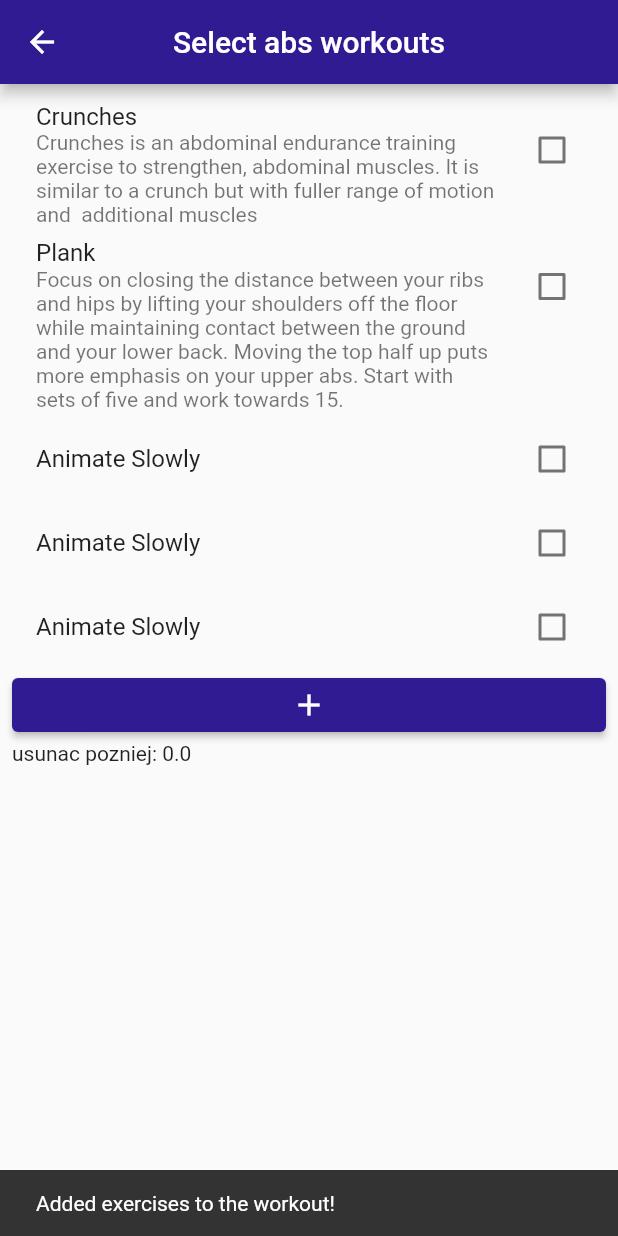
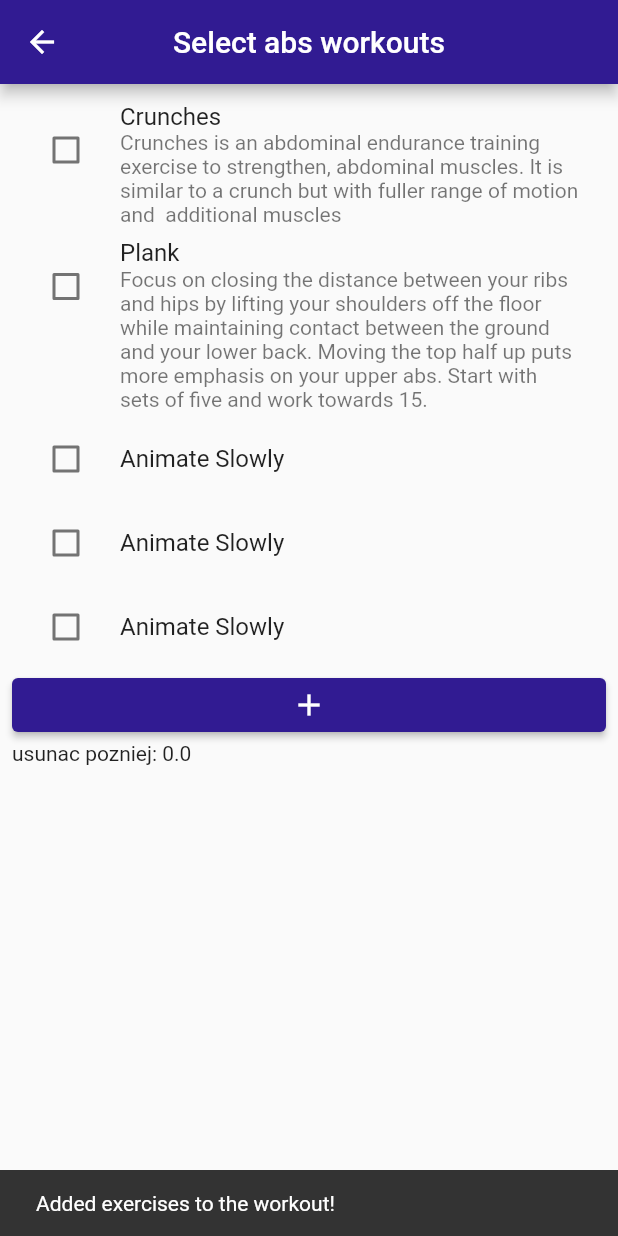
Before and after one commit to dolienn/body_optimizer, a Flutter app: the WorkoutCreatorExercisesAbs screen opened directly, after a tap on the "add" icon, on a phone screen of 412 x 824 dp. Run offline on Flutter 3.47's test engine with Material 2 defaults, Android fonts, the phone set to English and light mode, and no system bars; our stand-ins replace google_fonts.

Commit message:
Updatey dla Pani, poprawy kodu (min. zmiennych) oraz zmiany w komentarzach

```diff
--- a/lib/screens/workoutcreator.dart
+++ b/lib/screens/workoutcreator.dart
@@ -4,9 +4,7 @@ możliwość dodawania ćwiczeń
 usuwanie ćwiczeń
 wybieranie cwiczen i wstawiania
 
-trudne to bardzo :(
-
-yooooooooo przyda sieee
+przydatne linki itp
 https://medium.com/aubergine-solutions/4-types-of-listview-in-flutter-you-should-know-30cf9e7f1739
 void _updateMyItems(int oldIndex, int newIndex) {
   if (newIndex > oldIndex) {
@@ -70,13 +68,13 @@ class LinkedLabelCheckbox extends StatelessWidget {
 }
 
 class WorkoutCreator extends StatefulWidget {
-  WorkoutCreator({Key? key}) : super(key: key);
+  WorkoutCreator({Key? key}) : super(key: key); //nie dawać const teraz bo później chyba popsuje
 
   @override
   State<WorkoutCreator> createState() => _WorkoutCreatorState();
 }
 class _WorkoutCreatorState extends State<WorkoutCreator>{
-  static double Exercises = 0;
+  static double exercises = 0;
   final _formKey = GlobalKey<FormState>();
 
   void _showAlertDialog(BuildContext context) {
@@ -131,29 +129,30 @@ class _WorkoutCreatorState extends State<WorkoutCreator>{
         ]),
 
         body: Center(
+          child: Padding(
+              padding: EdgeInsets.fromLTRB(10, 0, 10, 0), //chyba bezpieczniej bez const
               child: ListView(
           children: <Widget>[
-            Text('$Exercises'),
+            //Text('$Exercises'),
             Form(
                key: _formKey,
                child: Column(
                  children: [
                    TextFormField(
-                     //jakoś text w tym wyśrodkować
+                     textAlign: TextAlign.center,
                      decoration: const InputDecoration(
                      //icon: Icon(Icons.person),
                      hintText: 'Custom workout name'
                    ),
                      onSaved: (String? value) {
                        // This optional block of code can be used to run
-                       // code when the user saves the form.
+                       // code when the user saves the form.@
                      },
                      //tutaj dać, że nazwa workoutu nie może być pusta (oraz może, że nie może być dłuższa niż x znaków
                      validator: (String? value) {
                        return (value != null && value.contains('@')) ? 'Workout name must not be empty!' : null;
                      },
                    ),
-                   //ten przycisk dać na sam dół do zapisywania wszystkiego na tej stronie
 
 
                   ],
@@ -165,9 +164,7 @@ class _WorkoutCreatorState extends State<WorkoutCreator>{
               children: <Widget>[
                 //tutaj będą dodawane ćwiczenia od klienta
                 //dać jakieś id aby móc dodawać tutaj container list tile?
-                Container(
-                  color: Colors.black12,
-                  child: Stack(
+                Stack(
                   children: const <Widget>[
                     ListTile(
                       leading: Icon(Icons.recycling), //znalesc kosz
@@ -176,11 +173,8 @@ class _WorkoutCreatorState extends State<WorkoutCreator>{
                     ),
                   ],
                 ),
-                ),
-                //cały container jako ćwiczenie
-                Container(
-                  color: Colors.black12,
-                  child: Stack(
+                //cały stack jako ćwiczenie
+                Stack(
                   children: const <Widget>[
                     ListTile(
                       leading: Icon(Icons.recycling), //znalesc kosz
@@ -189,25 +183,40 @@ class _WorkoutCreatorState extends State<WorkoutCreator>{
                     ),
                   ],
                 ),
-                ),
               ],
               //jakiś button do dodawania do listy jeśli nie chcę w appbarze
 
             ),
+              //tutaj znajduję się przycisk "Add exercise" jaki był w designie, uważam, że w app bardze przycisk + jest dobrą alternatywą
+              //ale zawsze można dać tutaj jakoś padding i mieć przycisk jak w designie :)
+              /*Row(
+                  children: <Widget>[
+              ElevatedButton(
+                  onPressed: (){},
+                  child: Text('Add exercise', style: TextStyle(color: Colors.white)),
+                  style: ButtonStyle(
+                    backgroundColor: MaterialStatePropertyAll<Color>(Colors.deepPurple.shade900),
+                  ),
+              ),
+                  ]
+              ),*/
+              //jakoś trzeba przesunąć ten row ale jest w list view
               Row(
+                //crossAxisAlignment: CrossAxisAlignment.,
+                  mainAxisAlignment: MainAxisAlignment.spaceEvenly,
                 children: <Widget>[
                   //ten przycisk dać obok zamiast pod
                   //haha nie no może iPhone przycisk nie ale haha śmieszne bo na andrioidzie
-                  SizedBox(
-                    width: 200,
+                  Expanded(
+                    //width: 185,
                   child: OutlinedButton(
                       onPressed: () => _showAlertDialog(context),
                       child: const Text('Cancel', style: TextStyle(color: Colors.deepPurple),
                       )
                   ),
                   ),
-                  SizedBox(
-                    width: 200,
+                  Expanded(
+                    //width: 185,
                   child: ElevatedButton(
                     style: ButtonStyle(
                       backgroundColor: MaterialStatePropertyAll<Color>(Colors.deepPurple.shade900),
@@ -230,6 +239,7 @@ class _WorkoutCreatorState extends State<WorkoutCreator>{
           )
           )
         )
+      )
     );
   }
 }
@@ -246,9 +256,7 @@ class WorkoutCreatorChooseCategory extends StatelessWidget {
           child: ListView(
             padding: const EdgeInsets.all(8),
             children: <Widget>[
-              Container(
-                child: Text('tutaj była by zmodyfikowana strona dominika'),
-              ),
+              const Text('tutaj była by zmodyfikowana strona dominika'),
               SizedBox(
                 child: TextButton(
                   style: TextButton.styleFrom(
@@ -291,30 +299,31 @@ class WorkoutCreatorChooseCategory extends StatelessWidget {
 }
 
 class WorkoutCreatorExercisesAbs extends StatefulWidget {
-  WorkoutCreatorExercisesAbs({super.key});
+  WorkoutCreatorExercisesAbs({super.key}); //bezpieczniej bez const
 
   @override
   State<WorkoutCreatorExercisesAbs> createState() => _WorkoutCreatorExercisesAbsState();
 }
 class _WorkoutCreatorExercisesAbsState extends State<WorkoutCreatorExercisesAbs>{
   //sprawdzanie czy checkboxy są zaznaczone
-  bool AbsTriggerOne = false;
-  bool AbsTriggerTwo = false;
-  bool AbsTriggerThree = false;
-  bool AbsTriggerFour = false;
-  bool AbsTriggerFive = false;
+  bool absTriggerOne = false;
+  bool absTriggerTwo = false;
+  bool absTriggerThree = false;
+  bool absTriggerFour = false;
+  bool absTriggerFive = false;
   //Nazwy ćwiczeń jako zmienne aby koledzy mogli wykożystywać je w innych częściach programu (pewnie trzeba będzię gdzieś indziej dać te zmienna)
   //może zrobić jakiś plik lub klasę ExerciseData? może w app data
-  String AbsTitleOne = "Crunches";
-  String AbsTitleTwo = "Plank";
-  String AbsTitleThree = "Crunches";
-  String AbsTitleFour = "Crunches";
-  String AbsTitleFive = "Crunches";
+  String absTitleOne = "Crunches";
+  String absTitleTwo = "Plank";
+  String absTitleThree = "Crunches";
+  String absTitleFour = "Crunches";
+  String absTitleFive = "Crunches";
   //Opisy ćwiczeń -||-
-  String AbsDescriptionOne = "Crunches is an abdominal endurance training exercise to strengthen, abdominal muscles. It is similar to a crunch but with fuller range of motion and  additional muscles";
-  String AbsDescriptionTwo = "Focus on closing the distance between your ribs and hips by lifting your shoulders off the floor while maintaining contact between the ground and your lower back. Moving the top half up puts more emphasis on your upper abs. Start with sets of five and work towards 15.";
+  String absDescriptionOne = "Crunches is an abdominal endurance training exercise to strengthen, abdominal muscles. It is similar to a crunch but with fuller range of motion and  additional muscles";
+  String absDescriptionTwo = "Focus on closing the distance between your ribs and hips by lifting your shoulders off the floor while maintaining contact between the ground and your lower back. Moving the top half up puts more emphasis on your upper abs. Start with sets of five and work towards 15.";
   //jakieś value które było by używane dla np czasu ćwiczenia
   //Ilość ćwiczeń -||-, to tuaj będzie tylko w workout creator chyba
+  //trzeba dać ćwiczenom/ćwiczenią jakieś ID
   @override
   Widget build(BuildContext context) {
     return Scaffold(
@@ -327,78 +336,77 @@ class _WorkoutCreatorExercisesAbsState extends State<WorkoutCreatorExercisesAbs>
             children: <Widget>[
               CheckboxListTile(
                   isThreeLine: true,
-                  title: Text('$AbsTitleOne'),
-                  subtitle: Text('$AbsDescriptionOne'),
-                  value: AbsTriggerOne,
+                  title: Text(absTitleOne),
+                  subtitle: Text(absDescriptionOne),
+                  controlAffinity: ListTileControlAffinity.leading,
+                  value: absTriggerOne,
                   onChanged: (bool? value) {
                   setState(() {
-                    AbsTriggerOne = value!;
+                    absTriggerOne = value!;
                   });
                 },
               ),
               CheckboxListTile(
-                title: Text('$AbsTitleTwo'),
-                subtitle: Text('$AbsDescriptionTwo'),
-                value: AbsTriggerTwo,
+                title: Text(absTitleTwo),
+                subtitle: Text(absDescriptionTwo),
+                controlAffinity: ListTileControlAffinity.leading,
+                value: absTriggerTwo,
                 onChanged: (bool? value) {
                   setState(() {
-                    AbsTriggerTwo = value!;
+                    absTriggerTwo = value!;
                   });
                 },
               ),
               CheckboxListTile(
                 title: const Text('Animate Slowly'),
-                value: AbsTriggerThree,
+                controlAffinity: ListTileControlAffinity.leading,
+                value: absTriggerThree,
                 onChanged: (bool? value) {
                   setState(() {
-                    AbsTriggerThree = value!;
+                    absTriggerThree = value!;
                   });
                 },
               ),
               CheckboxListTile(
                 title: const Text('Animate Slowly'),
-                value: AbsTriggerFour,
+                controlAffinity: ListTileControlAffinity.leading,
+                value: absTriggerFour,
                 onChanged: (bool? value) {
                   setState(() {
-                    AbsTriggerFour = value!;
+                    absTriggerFour = value!;
                   });
                 },
               ),
               CheckboxListTile(
                 title: const Text('Animate Slowly'),
-                value: AbsTriggerFive,
+                controlAffinity: ListTileControlAffinity.leading,
+                value: absTriggerFive,
                 onChanged: (bool? value) {
                   setState(() {
-                    AbsTriggerFive = value!;
+                    absTriggerFive = value!;
                   });
                 },
               ),
-              /*Container(
-                Contener z tekstem, może się przyda
-                height: 50,
-                color: Colors.amber[100],
-                child: const Center(child: Text('Entry C')),
-              ),*/
               //przycisk ten jakoś przesunąć
               ElevatedButton(
                   style: ButtonStyle(
                     backgroundColor: MaterialStatePropertyAll<Color>(Colors.deepPurple.shade900),
                   ),
                   onPressed: () {
-                    if(AbsTriggerOne == true){
-                      _WorkoutCreatorState.Exercises += 1;
+                    if(absTriggerOne == true){
+                      _WorkoutCreatorState.exercises += 1;
                     }
-                    if(AbsTriggerTwo == true){
-                      _WorkoutCreatorState.Exercises += 1;
+                    if(absTriggerTwo == true){
+                      _WorkoutCreatorState.exercises += 1;
                     }
-                    if(AbsTriggerThree == true){
-                      _WorkoutCreatorState.Exercises += 1;
+                    if(absTriggerThree == true){
+                      _WorkoutCreatorState.exercises += 1;
                     }
-                    if(AbsTriggerFour == true){
-                      _WorkoutCreatorState.Exercises += 1;
+                    if(absTriggerFour == true){
+                      _WorkoutCreatorState.exercises += 1;
                     }
-                    if(AbsTriggerFive == true){
-                      _WorkoutCreatorState.Exercises += 1;
+                    if(absTriggerFive == true){
+                      _WorkoutCreatorState.exercises += 1;
                     }
                     const snackBar = SnackBar(
                       content: Text('Added exercises to the workout!'),
@@ -406,7 +414,7 @@ class _WorkoutCreatorExercisesAbsState extends State<WorkoutCreatorExercisesAbs>
                     ScaffoldMessenger.of(context).showSnackBar(snackBar);
 
               }, child: const Icon(Icons.add)),
-              Text('usunac pozniej: ${_WorkoutCreatorState.Exercises}')
+              Text('usunac pozniej: ${_WorkoutCreatorState.exercises}')
             ],
           )
       ),
```
Lines whose indentation alone changed are shown as unchanged.
